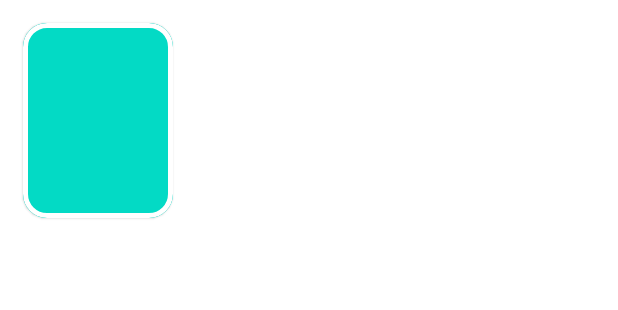
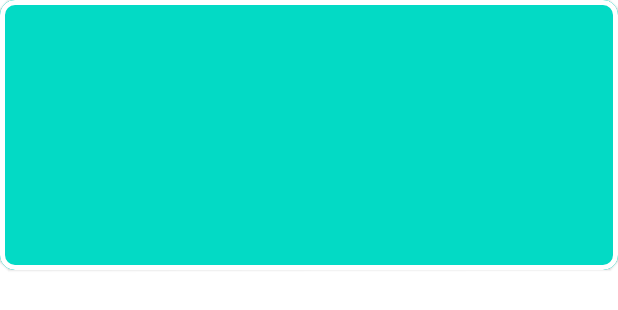
Before and after one commit to umarmaliku/AndroidFourKotlinOne, an Android app: the layout item_name.xml on its own in the app's theme, with its tools: preview values and no code run, on a phone screen of 412 x 824 dp. Shown: the top 310 px of the screen. Run offline under Robolectric (Android 15) with nearby library versions, the phone set to English and light mode, and no system bars; network calls fail.

Commit message:
Update item_name.xml

```diff
--- a/app/src/main/res/layout/item_name.xml
+++ b/app/src/main/res/layout/item_name.xml
@@ -3,10 +3,9 @@
     xmlns:app="http://schemas.android.com/apk/res-auto"
     xmlns:tools="http://schemas.android.com/tools"
     android:id="@+id/item_container"
-    android:layout_width="100dp"
-    android:layout_height="130dp"
-    android:layout_margin="15dp"
-    app:cardCornerRadius="16dp"
+    android:layout_width="match_parent"
+    android:layout_height="180dp"
+    app:cardCornerRadius="10dp"
     app:strokeWidth="3dp">
 
     <ImageView
```
